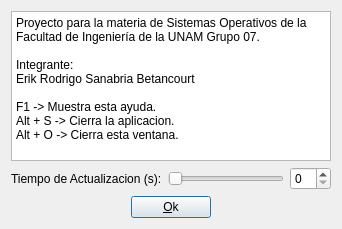
Above: proyectos/Proyecto_Erik_Sebastian/MonitorRAM/dialog_acercade.ui from gwolf/clase-sistop-2017-01 before the change. Below: the same form after it.
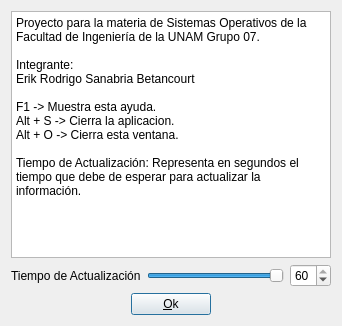
That is the form after the change.

Commit message: Agregando descripción de configuración

Patch:
```diff
--- a/proyectos/Proyecto_Erik_Sebastian/MonitorRAM/dialog_acercade.ui
+++ b/proyectos/Proyecto_Erik_Sebastian/MonitorRAM/dialog_acercade.ui
@@ -7,7 +7,7 @@
     <x>0</x>
     <y>0</y>
     <width>342</width>
-    <height>229</height>
+    <height>326</height>
    </rect>
   </property>
   <property name="windowTitle">
@@ -30,7 +30,9 @@
 &lt;p style=&quot;-qt-paragraph-type:empty; margin-top:0px; margin-bottom:0px; margin-left:0px; margin-right:0px; -qt-block-indent:0; text-indent:0px;&quot;&gt;&lt;br /&gt;&lt;/p&gt;
 &lt;p style=&quot; margin-top:0px; margin-bottom:0px; margin-left:0px; margin-right:0px; -qt-block-indent:0; text-indent:0px;&quot;&gt;F1 -&amp;gt; Muestra esta ayuda.&lt;/p&gt;
 &lt;p style=&quot; margin-top:0px; margin-bottom:0px; margin-left:0px; margin-right:0px; -qt-block-indent:0; text-indent:0px;&quot;&gt;Alt + S -&amp;gt; Cierra la aplicacion.&lt;/p&gt;
-&lt;p style=&quot; margin-top:0px; margin-bottom:0px; margin-left:0px; margin-right:0px; -qt-block-indent:0; text-indent:0px;&quot;&gt;Alt + O -&amp;gt; Cierra esta ventana.&lt;/p&gt;&lt;/body&gt;&lt;/html&gt;</string>
+&lt;p style=&quot; margin-top:0px; margin-bottom:0px; margin-left:0px; margin-right:0px; -qt-block-indent:0; text-indent:0px;&quot;&gt;Alt + O -&amp;gt; Cierra esta ventana.&lt;/p&gt;
+&lt;p style=&quot;-qt-paragraph-type:empty; margin-top:0px; margin-bottom:0px; margin-left:0px; margin-right:0px; -qt-block-indent:0; text-indent:0px;&quot;&gt;&lt;br /&gt;&lt;/p&gt;
+&lt;p style=&quot; margin-top:0px; margin-bottom:0px; margin-left:0px; margin-right:0px; -qt-block-indent:0; text-indent:0px;&quot;&gt;Tiempo de Actualización: Representa en segundos el tiempo que debe de esperar para actualizar la información.&lt;/p&gt;&lt;/body&gt;&lt;/html&gt;</string>
        </property>
       </widget>
      </item>
@@ -39,15 +41,24 @@
        <item>
         <widget class="QLabel" name="label">
          <property name="text">
-          <string>Tiempo de Actualizacion (s):</string>
+          <string>Tiempo de Actualización</string>
          </property>
         </widget>
        </item>
        <item>
         <widget class="QSlider" name="horizontalSlider">
+         <property name="minimum">
+          <number>1</number>
+         </property>
          <property name="maximum">
           <number>60</number>
          </property>
+         <property name="singleStep">
+          <number>1</number>
+         </property>
+         <property name="value">
+          <number>60</number>
+         </property>
          <property name="orientation">
           <enum>Qt::Horizontal</enum>
          </property>
@@ -55,9 +66,15 @@
        </item>
        <item>
         <widget class="QSpinBox" name="spinBox">
+         <property name="minimum">
+          <number>1</number>
+         </property>
          <property name="maximum">
           <number>60</number>
          </property>
+         <property name="value">
+          <number>60</number>
+         </property>
         </widget>
        </item>
       </layout>
```
